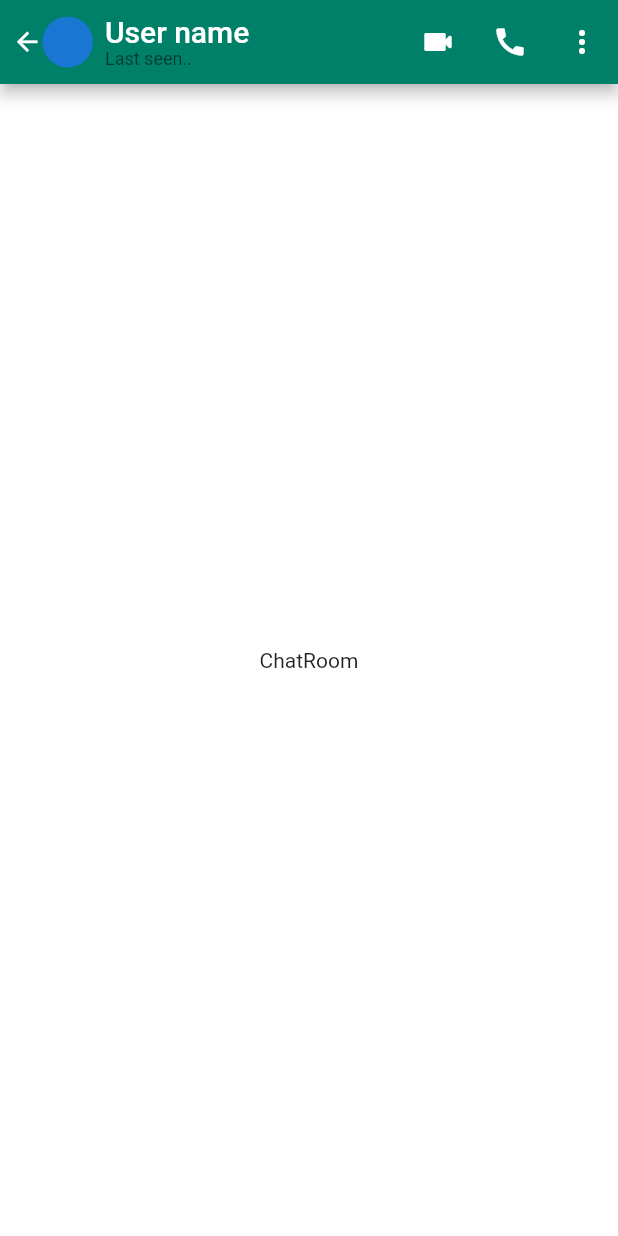
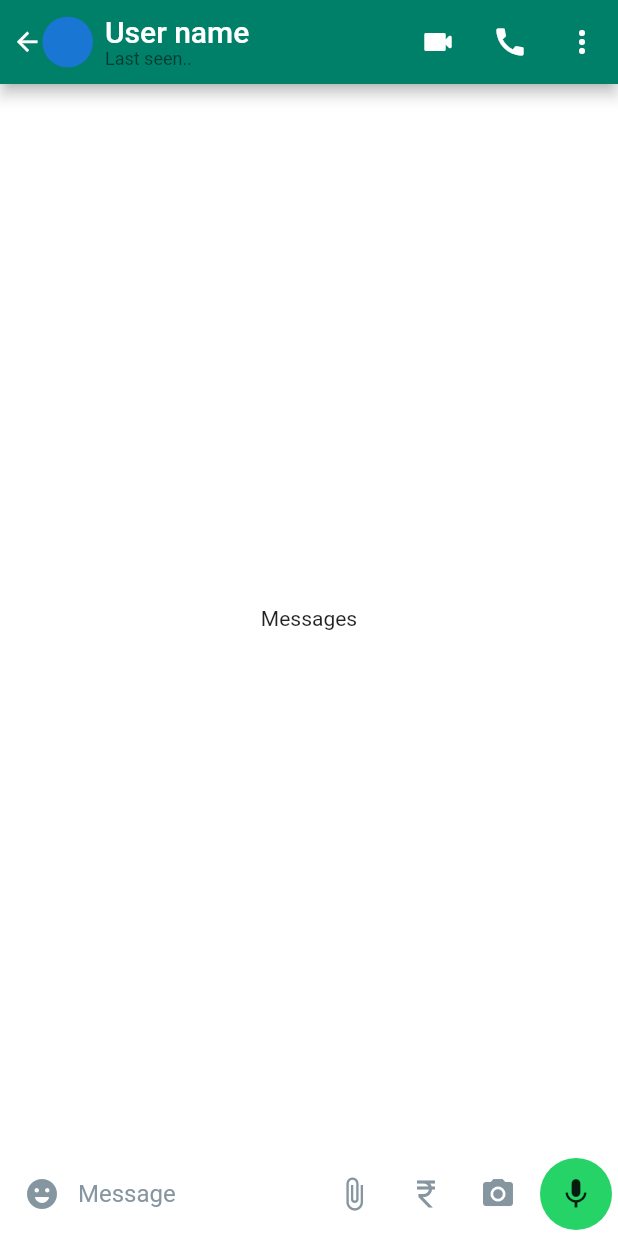
Before and after one commit to albinpk/flutter-clones, a Flutter app: the ChatScreen screen opened directly, on a phone screen of 412 x 824 dp. Run offline on Flutter 3.47's test engine with Material 2 defaults, Android fonts, the phone set to English and light mode, and no system bars.

Commit message:
refactor(whatsapp): create `ChatScreenInputArea` widget

```diff
--- a/000-whatsapp/lib/features/chats/presentation/screens/chat_screen.dart
+++ b/000-whatsapp/lib/features/chats/presentation/screens/chat_screen.dart
@@ -1,16 +1,24 @@
 import 'package:flutter/material.dart';
 
 import '../widgets/chat_screen_app_bar.dart';
+import '../widgets/chat_screen_input_area.dart';
 
 class ChatScreen extends StatelessWidget {
   const ChatScreen({super.key});
 
   @override
   Widget build(BuildContext context) {
-    return const Scaffold(
-      appBar: ChatScreenAppBar(),
-      body: Center(
-        child: Text('ChatRoom'),
+    return Scaffold(
+      appBar: const ChatScreenAppBar(),
+      body: Column(
+        children: const [
+          Expanded(
+            child: Center(
+              child: Text('Messages'),
+            ),
+          ),
+          ChatScreenInputArea(),
+        ],
       ),
     );
   }
--- /dev/null
+++ b/000-whatsapp/lib/features/chats/presentation/widgets/chat_screen_input_area.dart
@@ -0,0 +1,77 @@
+import 'package:flutter/material.dart';
+
+import '../../../../utils/themes/custom_colors.dart';
+
+class ChatScreenInputArea extends StatelessWidget {
+  const ChatScreenInputArea({super.key});
+
+  @override
+  Widget build(BuildContext context) {
+    return SizedBox(
+      height: kBottomNavigationBarHeight,
+      child: Padding(
+        padding: const EdgeInsets.all(4),
+        child: Row(
+          crossAxisAlignment: CrossAxisAlignment.stretch,
+          children: [
+            Expanded(
+              child: ClipRRect(
+                borderRadius: BorderRadius.circular(100),
+                child: ColoredBox(
+                  color: Theme.of(context).colorScheme.surface,
+                  child: IconTheme(
+                    data: IconThemeData(
+                      color: CustomColors.of(context).chatsListTileIcon,
+                    ),
+                    child: Row(
+                      children: [
+                        IconButton(
+                          onPressed: () {},
+                          icon: const Icon(Icons.emoji_emotions_rounded),
+                        ),
+                        Expanded(
+                          child: Text(
+                            'Message',
+                            style: Theme.of(context)
+                                .textTheme
+                                .titleMedium!
+                                .copyWith(
+                                  color: CustomColors.of(context)
+                                      .chatsListTileIcon,
+                                ),
+                          ),
+                        ),
+                        IconButton(
+                          onPressed: () {},
+                          icon: const Icon(Icons.attach_file),
+                        ),
+                        IconButton(
+                          onPressed: () {},
+                          icon: const Icon(Icons.currency_rupee),
+                        ),
+                        IconButton(
+                          onPressed: () {},
+                          icon: const Icon(Icons.camera_alt),
+                        ),
+                      ],
+                    ),
+                  ),
+                ),
+              ),
+            ),
+            const SizedBox(width: 4),
+            AspectRatio(
+              aspectRatio: 1 / 1,
+              child: ClipOval(
+                child: ColoredBox(
+                  color: CustomColors.of(context).chatsListTileBadge!,
+                  child: const Icon(Icons.mic),
+                ),
+              ),
+            ),
+          ],
+        ),
+      ),
+    );
+  }
+}
```
